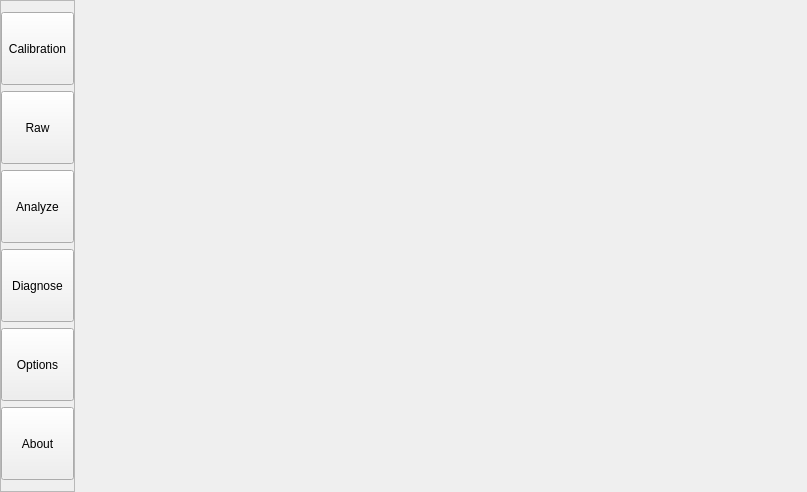
Above: mainwindow.ui from polovik/asa before the change. Below: the same form after it.
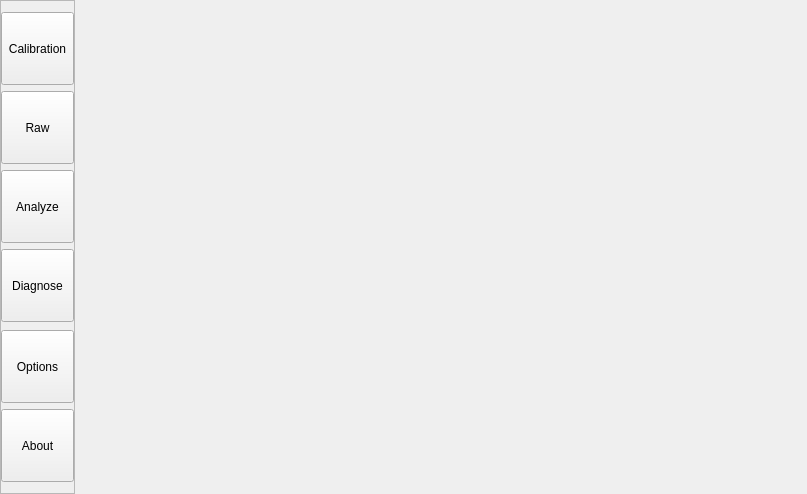
That is the form after the change. Icons and pictures are not drawn.

The edit to the form file:
```diff
--- a/mainwindow.ui
+++ b/mainwindow.ui
@@ -7,7 +7,7 @@
     <x>0</x>
     <y>0</y>
     <width>807</width>
-    <height>490</height>
+    <height>494</height>
    </rect>
   </property>
   <property name="windowTitle">
```
Left out of the diff: 28 changed lines with no effect on the pictures.
